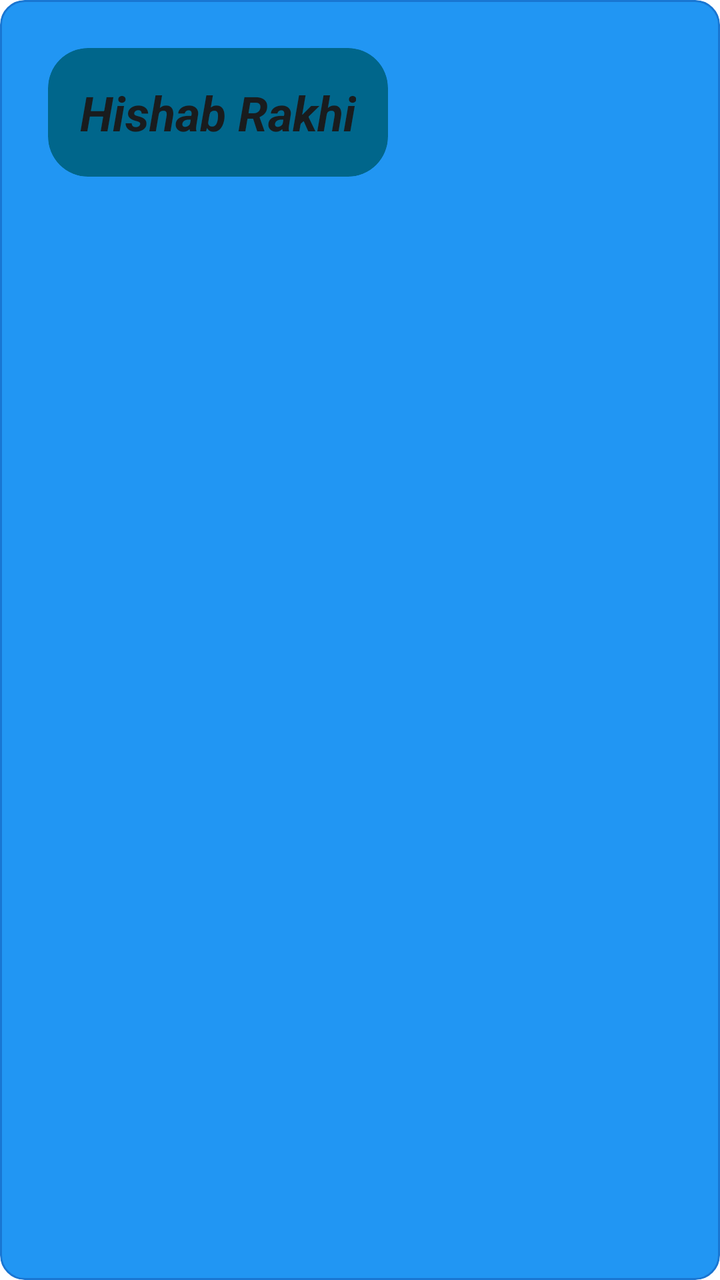
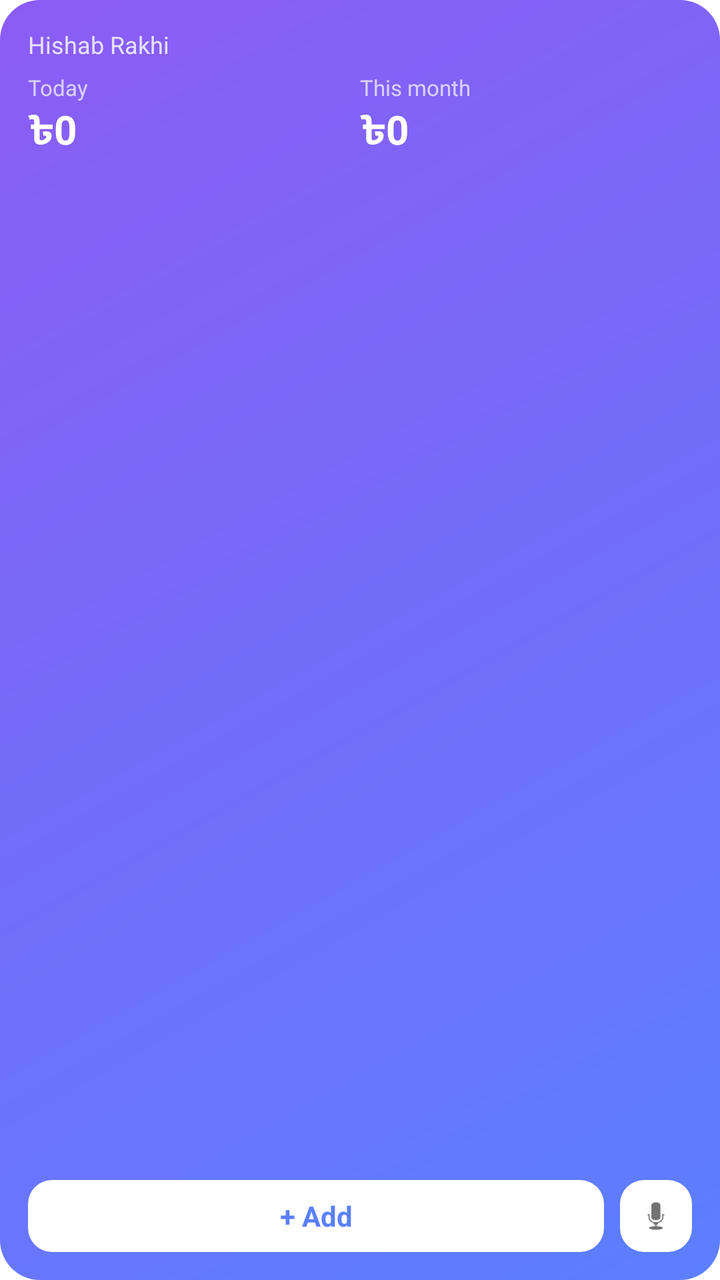

Two renders of the same Android screen: before a commit and after it. Below are the layout's source before the change and the commit's diff.
<!-- AndroidManifest.xml: fallback theme Theme.MaterialComponents.DayNight.NoActionBar -->
<!-- res/layout/transaction_widget.xml -->
<RelativeLayout xmlns:android="http://schemas.android.com/apk/res/android"
    style="@style/Widget.Android.AppWidget.Container"
    android:layout_width="match_parent"
    android:layout_height="match_parent"
    android:theme="@style/Theme.Android.AppWidgetContainer">

    <TextView
        android:id="@+id/appwidget_text"
        style="@style/Widget.Android.AppWidget.InnerView"
        android:layout_width="wrap_content"
        android:layout_height="wrap_content"
        android:layout_margin="8dp"
        android:contentDescription="@string/appwidget_text"
        android:text="@string/appwidget_text"
        android:textSize="24sp"
        android:textStyle="bold|italic" />
</RelativeLayout>
<!-- resources referenced by this layout -->
<resources>
  <string name="appwidget_text">Hishab Rakhi</string>
  <style name="Theme.Android.AppWidgetContainer" parent="Theme.Android.AppWidgetContainerParent">
          
          <item name="appWidgetPadding">16dp</item>
      </style>
  <style name="Widget.Android.AppWidget.Container" parent="android:Widget">
          <item name="android:id">@android:id/background</item>
          <item name="android:background">?android:attr/colorBackground</item>
      </style>
  <style name="Widget.Android.AppWidget.InnerView" parent="android:Widget">
          <item name="android:background">?android:attr/colorBackground</item>
          <item name="android:textColor">?android:attr/textColorPrimary</item>
      </style>
  <style name="Theme.Android.AppWidgetContainerParent" parent="@android:style/Theme.DeviceDefault">
          
          <item name="appWidgetRadius">16dp</item>
          
          <item name="appWidgetInnerRadius">8dp</item>
      </style>
</resources>

<!-- the commit's change to res/layout/transaction_widget.xml (unified diff, before → after) -->
@@ -1,17 +1,109 @@
-<RelativeLayout xmlns:android="http://schemas.android.com/apk/res/android"
-    style="@style/Widget.Android.AppWidget.Container"
+<?xml version="1.0" encoding="utf-8"?>
+<LinearLayout xmlns:android="http://schemas.android.com/apk/res/android"
+    android:id="@+id/widget_root"
     android:layout_width="match_parent"
     android:layout_height="match_parent"
-    android:theme="@style/Theme.Android.AppWidgetContainer">
+    android:background="@drawable/widget_background"
+    android:orientation="vertical"
+    android:padding="14dp">
 
     <TextView
-        android:id="@+id/appwidget_text"
-        style="@style/Widget.Android.AppWidget.InnerView"
+        android:id="@+id/widget_title"
         android:layout_width="wrap_content"
         android:layout_height="wrap_content"
-        android:layout_margin="8dp"
-        android:contentDescription="@string/appwidget_text"
-        android:text="@string/appwidget_text"
-        android:textSize="24sp"
-        android:textStyle="bold|italic" />
-</RelativeLayout>
+        android:text="Hishab Rakhi"
+        android:textColor="#CCFFFFFF"
+        android:textSize="12sp" />
+
+    <LinearLayout
+        android:layout_width="match_parent"
+        android:layout_height="0dp"
+        android:layout_marginTop="6dp"
+        android:layout_weight="1"
+        android:orientation="horizontal">
+
+        <LinearLayout
+            android:layout_width="0dp"
+            android:layout_height="wrap_content"
+            android:layout_weight="1"
+            android:orientation="vertical">
+
+            <TextView
+                android:id="@+id/widget_today_label"
+                android:layout_width="wrap_content"
+                android:layout_height="wrap_content"
+                android:text="Today"
+                android:textColor="#B3FFFFFF"
+                android:textSize="11sp" />
+
+            <TextView
+                android:id="@+id/widget_today"
+                android:layout_width="wrap_content"
+                android:layout_height="wrap_content"
+                android:text="৳0"
+                android:textColor="#FFFFFF"
+                android:textSize="20sp"
+                android:textStyle="bold" />
+        </LinearLayout>
+
+        <LinearLayout
+            android:layout_width="0dp"
+            android:layout_height="wrap_content"
+            android:layout_weight="1"
+            android:orientation="vertical">
+
+            <TextView
+                android:id="@+id/widget_month_label"
+                android:layout_width="wrap_content"
+                android:layout_height="wrap_content"
+                android:text="This month"
+                android:textColor="#B3FFFFFF"
+                android:textSize="11sp" />
+
+            <TextView
+                android:id="@+id/widget_month"
+                android:layout_width="wrap_content"
+                android:layout_height="wrap_content"
+                android:text="৳0"
+                android:textColor="#FFFFFF"
+                android:textSize="20sp"
+                android:textStyle="bold" />
+        </LinearLayout>
+    </LinearLayout>
+
+    <TextView
+        android:id="@+id/widget_left"
+        android:layout_width="wrap_content"
+        android:layout_height="wrap_content"
+        android:textColor="#CCFFFFFF"
+        android:textSize="11sp" />
+
+    <LinearLayout
+        android:layout_width="match_parent"
+        android:layout_height="wrap_content"
+        android:layout_marginTop="8dp"
+        android:orientation="horizontal">
+
+        <TextView
+            android:id="@+id/widget_add"
+            android:layout_width="0dp"
+            android:layout_height="36dp"
+            android:layout_weight="1"
+            android:background="@drawable/widget_button"
+            android:gravity="center"
+            android:text="+ Add"
+            android:textColor="#5B7FFF"
+            android:textSize="14sp"
+            android:textStyle="bold" />
+
+        <ImageView
+            android:id="@+id/widget_voice"
+            android:layout_width="36dp"
+            android:layout_height="36dp"
+            android:layout_marginStart="8dp"
+            android:background="@drawable/widget_button"
+            android:contentDescription="Voice"
+            android:padding="8dp"
+            android:src="@android:drawable/ic_btn_speak_now" />
+    </LinearLayout>
+</LinearLayout>
<!-- resource entries referenced after the edit -->
@@ -1,23 +1,19 @@
 <!-- resources referenced by this layout -->
 <resources>
-  <string name="appwidget_text">Hishab Rakhi</string>
-  <style name="Theme.Android.AppWidgetContainer" parent="Theme.Android.AppWidgetContainerParent">
-          
-          <item name="appWidgetPadding">16dp</item>
-      </style>
-  <style name="Widget.Android.AppWidget.Container" parent="android:Widget">
-          <item name="android:id">@android:id/background</item>
-          <item name="android:background">?android:attr/colorBackground</item>
-      </style>
-  <style name="Widget.Android.AppWidget.InnerView" parent="android:Widget">
-          <item name="android:background">?android:attr/colorBackground</item>
-          <item name="android:textColor">?android:attr/textColorPrimary</item>
-      </style>
-  <style name="Theme.Android.AppWidgetContainerParent" parent="@android:style/Theme.DeviceDefault">
-          
-          <item name="appWidgetRadius">16dp</item>
-          
-          <item name="appWidgetInnerRadius">8dp</item>
-      </style>
+  <!-- drawable widget_background (drawable) -->
+  <?xml version="1.0" encoding="utf-8"?>
+  <shape xmlns:android="http://schemas.android.com/apk/res/android" android:shape="rectangle">
+      <gradient
+          android:angle="135"
+          android:endColor="#8B5CF6"
+          android:startColor="#5B7FFF" />
+      <corners android:radius="20dp" />
+  </shape>
+  <!-- drawable widget_button (drawable) -->
+  <?xml version="1.0" encoding="utf-8"?>
+  <shape xmlns:android="http://schemas.android.com/apk/res/android" android:shape="rectangle">
+      <solid android:color="#FFFFFF" />
+      <corners android:radius="12dp" />
+  </shape>
 </resources>
 
